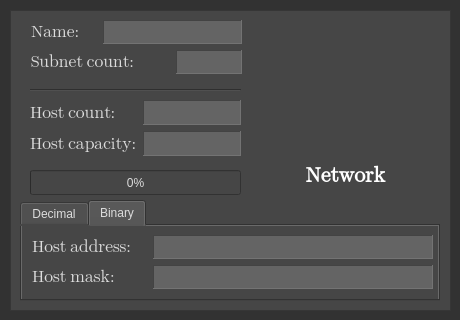
The window that src/widgetApp/NetworkDialog.ui (Projekt-zespolowy-TIU/DesignYourNetwork) describes before a commit, drawn with Qt 5.
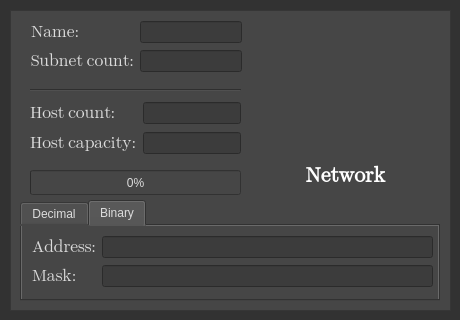
The same window after the commit. The open tabs and pages were chosen to show the change. Icons and pictures are not drawn.

Diff of the .ui file:
```diff
--- a/src/widgetApp/NetworkDialog.ui
+++ b/src/widgetApp/NetworkDialog.ui
@@ -228,44 +228,6 @@
        </rect>
       </property>
       <layout class="QGridLayout" name="gridLayout_3">
-       <item row="1" column="1">
-        <widget class="QLabel" name="networkMaskBinary">
-         <property name="minimumSize">
-          <size>
-           <width>280</width>
-           <height>0</height>
-          </size>
-         </property>
-         <property name="font">
-          <font>
-           <family>Segoe UI Emoji</family>
-           <pointsize>10</pointsize>
-           <weight>50</weight>
-           <italic>false</italic>
-           <bold>false</bold>
-          </font>
-         </property>
-         <property name="autoFillBackground">
-          <bool>false</bool>
-         </property>
-         <property name="styleSheet">
-          <string notr="true">background-color: rgb(100, 100, 100);
-</string>
-         </property>
-         <property name="frameShape">
-          <enum>QFrame::Panel</enum>
-         </property>
-         <property name="frameShadow">
-          <enum>QFrame::Sunken</enum>
-         </property>
-         <property name="text">
-          <string/>
-         </property>
-         <property name="alignment">
-          <set>Qt::AlignCenter</set>
-         </property>
-        </widget>
-       </item>
        <item row="0" column="0">
         <widget class="QLabel" name="label_14">
          <property name="font">
@@ -278,45 +240,7 @@
           </font>
          </property>
          <property name="text">
-          <string>Host address:</string>
-         </property>
-        </widget>
-       </item>
-       <item row="0" column="1">
-        <widget class="QLabel" name="networkAddressBinary">
-         <property name="minimumSize">
-          <size>
-           <width>280</width>
-           <height>0</height>
-          </size>
-         </property>
-         <property name="font">
-          <font>
-           <family>Segoe UI Emoji</family>
-           <pointsize>10</pointsize>
-           <weight>50</weight>
-           <italic>false</italic>
-           <bold>false</bold>
-          </font>
-         </property>
-         <property name="autoFillBackground">
-          <bool>false</bool>
-         </property>
-         <property name="styleSheet">
-          <string notr="true">background-color: rgb(100, 100, 100);
-</string>
-         </property>
-         <property name="frameShape">
-          <enum>QFrame::Panel</enum>
-         </property>
-         <property name="frameShadow">
-          <enum>QFrame::Sunken</enum>
-         </property>
-         <property name="text">
-          <string/>
-         </property>
-         <property name="alignment">
-          <set>Qt::AlignCenter</set>
+          <string>Address:</string>
          </property>
         </widget>
        </item>
@@ -332,7 +256,39 @@
           </font>
          </property>
          <property name="text">
-          <string>Host mask:</string>
+          <string>Mask:</string>
+         </property>
+        </widget>
+       </item>
+       <item row="0" column="1">
+        <widget class="QLineEdit" name="networkAddressBinary">
+         <property name="enabled">
+          <bool>false</bool>
+         </property>
+         <property name="styleSheet">
+          <string notr="true">background-color: rgb(60, 60, 60);</string>
+         </property>
+         <property name="frame">
+          <bool>true</bool>
+         </property>
+         <property name="alignment">
+          <set>Qt::AlignCenter</set>
+         </property>
+        </widget>
+       </item>
+       <item row="1" column="1">
+        <widget class="QLineEdit" name="networkMaskBinary">
+         <property name="enabled">
+          <bool>false</bool>
+         </property>
+         <property name="styleSheet">
+          <string notr="true">background-color: rgb(60, 60, 60);</string>
+         </property>
+         <property name="frame">
+          <bool>true</bool>
+         </property>
+         <property name="alignment">
+          <set>Qt::AlignCenter</set>
          </property>
         </widget>
        </item>
@@ -385,7 +341,7 @@
      <enum>Qt::Horizontal</enum>
     </property>
    </widget>
-   <widget class="QWidget" name="">
+   <widget class="QWidget" name="layoutWidget">
     <property name="geometry">
      <rect>
       <x>21</x>
@@ -411,44 +367,6 @@
        </property>
       </widget>
      </item>
-     <item row="0" column="1" colspan="2">
-      <widget class="QLabel" name="networkName">
-       <property name="minimumSize">
-        <size>
-         <width>120</width>
-         <height>0</height>
-        </size>
-       </property>
-       <property name="font">
-        <font>
-         <family>Segoe UI Emoji</family>
-         <pointsize>12</pointsize>
-         <weight>50</weight>
-         <italic>false</italic>
-         <bold>false</bold>
-        </font>
-       </property>
-       <property name="autoFillBackground">
-        <bool>false</bool>
-       </property>
-       <property name="styleSheet">
-        <string notr="true">background-color: rgb(100, 100, 100);
-</string>
-       </property>
-       <property name="frameShape">
-        <enum>QFrame::Panel</enum>
-       </property>
-       <property name="frameShadow">
-        <enum>QFrame::Sunken</enum>
-       </property>
-       <property name="text">
-        <string/>
-       </property>
-       <property name="alignment">
-        <set>Qt::AlignCenter</set>
-       </property>
-      </widget>
-     </item>
      <item row="1" column="0" colspan="2">
       <widget class="QLabel" name="label_12">
        <property name="font">
@@ -465,32 +383,32 @@
        </property>
       </widget>
      </item>
+     <item row="0" column="2">
+      <widget class="QLineEdit" name="networkName">
+       <property name="enabled">
+        <bool>false</bool>
+       </property>
+       <property name="styleSheet">
+        <string notr="true">background-color: rgb(60, 60, 60);</string>
+       </property>
+       <property name="frame">
+        <bool>true</bool>
+       </property>
+       <property name="alignment">
+        <set>Qt::AlignCenter</set>
+       </property>
+      </widget>
+     </item>
      <item row="1" column="2">
-      <widget class="QLabel" name="subnetCount">
-       <property name="font">
-        <font>
-         <family>Segoe UI Emoji</family>
-         <pointsize>12</pointsize>
-         <weight>50</weight>
-         <italic>false</italic>
-         <bold>false</bold>
-        </font>
-       </property>
-       <property name="autoFillBackground">
+      <widget class="QLineEdit" name="subnetCount">
+       <property name="enabled">
         <bool>false</bool>
        </property>
        <property name="styleSheet">
-        <string notr="true">background-color: rgb(100, 100, 100);
-</string>
+        <string notr="true">background-color: rgb(60, 60, 60);</string>
        </property>
-       <property name="frameShape">
-        <enum>QFrame::Panel</enum>
-       </property>
-       <property name="frameShadow">
-        <enum>QFrame::Sunken</enum>
-       </property>
-       <property name="text">
-        <string/>
+       <property name="frame">
+        <bool>true</bool>
        </property>
        <property name="alignment">
         <set>Qt::AlignCenter</set>
@@ -499,7 +417,7 @@
      </item>
     </layout>
    </widget>
-   <widget class="QWidget" name="">
+   <widget class="QWidget" name="layoutWidget">
     <property name="geometry">
      <rect>
       <x>20</x>
@@ -525,70 +443,6 @@
        </property>
       </widget>
      </item>
-     <item row="0" column="1">
-      <widget class="QLabel" name="hostCount">
-       <property name="font">
-        <font>
-         <family>Segoe UI Emoji</family>
-         <pointsize>12</pointsize>
-         <weight>50</weight>
-         <italic>false</italic>
-         <bold>false</bold>
-        </font>
-       </property>
-       <property name="autoFillBackground">
-        <bool>false</bool>
-       </property>
-       <property name="styleSheet">
-        <string notr="true">background-color: rgb(100, 100, 100);
-</string>
-       </property>
-       <property name="frameShape">
-        <enum>QFrame::Panel</enum>
-       </property>
-       <property name="frameShadow">
-        <enum>QFrame::Sunken</enum>
-       </property>
-       <property name="text">
-        <string/>
-       </property>
-       <property name="alignment">
-        <set>Qt::AlignCenter</set>
-       </property>
-      </widget>
-     </item>
-     <item row="1" column="1">
-      <widget class="QLabel" name="hostCapacity">
-       <property name="font">
-        <font>
-         <family>Segoe UI Emoji</family>
-         <pointsize>12</pointsize>
-         <weight>50</weight>
-         <italic>false</italic>
-         <bold>false</bold>
-        </font>
-       </property>
-       <property name="autoFillBackground">
-        <bool>false</bool>
-       </property>
-       <property name="styleSheet">
-        <string notr="true">background-color: rgb(100, 100, 100);
-</string>
-       </property>
-       <property name="frameShape">
-        <enum>QFrame::Panel</enum>
-       </property>
-       <property name="frameShadow">
-        <enum>QFrame::Sunken</enum>
-       </property>
-       <property name="text">
-        <string/>
-       </property>
-       <property name="alignment">
-        <set>Qt::AlignCenter</set>
-       </property>
-      </widget>
-     </item>
      <item row="1" column="0">
       <widget class="QLabel" name="label_11">
        <property name="font">
@@ -605,6 +459,38 @@
        </property>
       </widget>
      </item>
+     <item row="0" column="1">
+      <widget class="QLineEdit" name="hostCount">
+       <property name="enabled">
+        <bool>false</bool>
+       </property>
+       <property name="styleSheet">
+        <string notr="true">background-color: rgb(60, 60, 60);</string>
+       </property>
+       <property name="frame">
+        <bool>true</bool>
+       </property>
+       <property name="alignment">
+        <set>Qt::AlignCenter</set>
+       </property>
+      </widget>
+     </item>
+     <item row="1" column="1">
+      <widget class="QLineEdit" name="hostCapacity">
+       <property name="enabled">
+        <bool>false</bool>
+       </property>
+       <property name="styleSheet">
+        <string notr="true">background-color: rgb(60, 60, 60);</string>
+       </property>
+       <property name="frame">
+        <bool>true</bool>
+       </property>
+       <property name="alignment">
+        <set>Qt::AlignCenter</set>
+       </property>
+      </widget>
+     </item>
     </layout>
    </widget>
   </widget>
```
Left out of the diff: 99 changed lines with no effect on the pictures.
